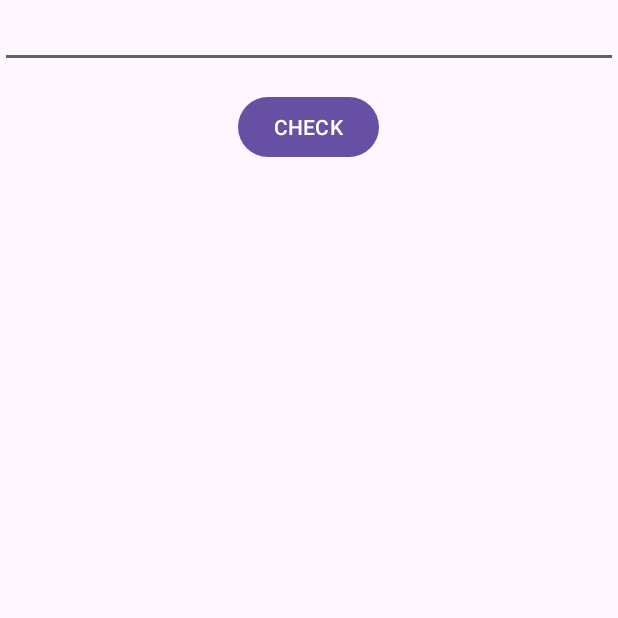
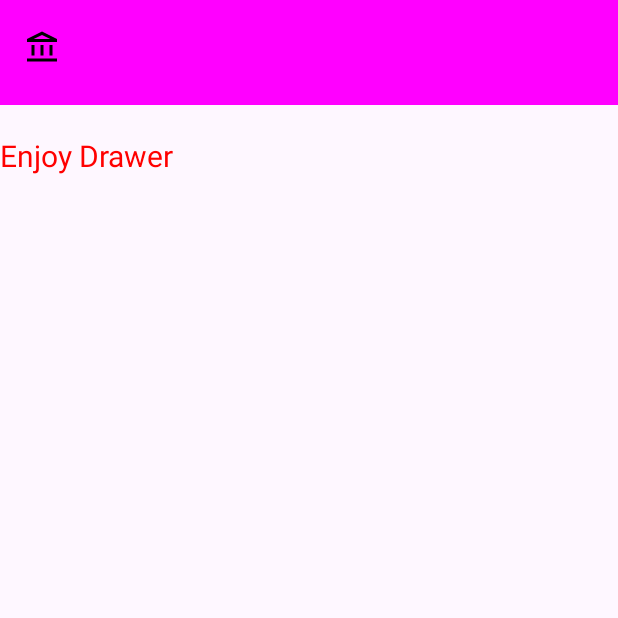
Before and after one commit to felopater-adel2000/android_testing_utils, an Android app: the screen it shows after launch (RunTimeAssertActivity before the commit, DrawerActivity after it), on a phone screen of 412 x 824 dp, the top half of it. Run offline under Robolectric (Android 15) with nearby library versions, the phone set to English and light mode, and no system bars.

Commit message:
Add Text Example on Drawer Layout

```diff
--- /dev/null
+++ b/app/src/main/java/com/restart/androidtesting/drawer/DrawerActivity.kt
@@ -0,0 +1,133 @@
+package com.restart.androidtesting.drawer
+
+import androidx.appcompat.app.AppCompatActivity
+import android.os.Bundle
+import android.util.Log
+import android.view.View
+import android.widget.Toast
+import androidx.annotation.StringRes
+import androidx.appcompat.app.ActionBar
+import androidx.appcompat.app.ActionBarDrawerToggle
+import androidx.core.content.ContextCompat
+import androidx.core.content.res.ResourcesCompat
+import androidx.core.view.GravityCompat
+import com.restart.androidtesting.R
+import com.restart.androidtesting.databinding.ActivityDrawerBinding
+
+class DrawerActivity : AppCompatActivity()
+{
+    private val TAG = "DrawerActivity"
+
+    private lateinit var binding: ActivityDrawerBinding
+
+    private lateinit var toggle: ActionBarDrawerToggle
+
+    override fun onCreate(savedInstanceState: Bundle?)
+    {
+        super.onCreate(savedInstanceState)
+        binding = ActivityDrawerBinding.inflate(layoutInflater)
+        setContentView(binding.root)
+
+        setUpToolbar()
+
+        setUpToggle()
+
+    }
+
+    private fun setUpToolbar()
+    {
+        if(supportActionBar == null)
+        {
+            Log.d(TAG, "setUpToolbar: supportActionBar is Null")
+            setSupportActionBar(binding.toolBar)
+
+            supportActionBar?.setDisplayShowTitleEnabled(false)
+
+            supportActionBar?.setDisplayHomeAsUpEnabled(true)
+
+            supportActionBar?.setHomeAsUpIndicator(ContextCompat.getDrawable(this, R.drawable.ic_options))
+            binding.toolBar.setNavigationOnClickListener {
+
+            }
+        }
+        else
+        {
+            Log.d(TAG, "setUpToolbar: supportActionBar is not Null")
+        }
+    }
+
+    private fun setUpToggle()
+    {
+        toggle = object: ActionBarDrawerToggle(
+            this,
+            binding.root,
+            binding.toolBar,
+            R.string.open,
+            R.string.close
+        ){
+            override fun onDrawerClosed(drawerView: View) {
+                super.onDrawerClosed(drawerView)
+                invalidateOptionsMenu()
+            }
+
+            override fun onDrawerOpened(drawerView: View) {
+                super.onDrawerOpened(drawerView)
+                invalidateOptionsMenu()
+            }
+        }
+
+
+        toggle.isDrawerIndicatorEnabled = false
+
+        val drawable = ResourcesCompat.getDrawable(
+            resources, R.drawable.ic_options,
+            this.theme
+        )
+
+        toggle.setHomeAsUpIndicator(ContextCompat.getDrawable(this, R.drawable.ic_options))
+
+        binding.root.addDrawerListener(toggle)
+
+        toggle.toolbarNavigationClickListener = View.OnClickListener {
+            if(binding.root.isDrawerVisible(GravityCompat.START))
+            {
+                binding.root.closeDrawer(GravityCompat.START)
+            }
+            else
+            {
+                binding.root.openDrawer(GravityCompat.START)
+            }
+        }
+        toggle.syncState()
+        setNavigationItemsClickListerer()
+
+    }
+
+
+    private fun setNavigationItemsClickListerer()
+    {
+        binding.btnOption1.setOnClickListener {
+            displayToast(R.string.option1)
+            binding.root.closeDrawer(GravityCompat.START)
+        }
+        binding.btnOption2.setOnClickListener { displayToast(R.string.option2) }
+        binding.btnOption3.setOnClickListener {
+            displayToast(R.string.option3)
+            binding.root.closeDrawer(GravityCompat.START)
+        }
+        binding.btnOption4.setOnClickListener { displayToast(R.string.option4) }
+        binding.btnOption5.setOnClickListener {
+            displayToast(R.string.option5)
+            binding.root.closeDrawer(GravityCompat.START)
+        }
+    }
+
+
+
+
+    private fun displayToast(@StringRes msg: Int)
+    {
+        Toast.makeText(this, msg, Toast.LENGTH_LONG).show()
+    }
+
+}
--- /dev/null
+++ b/app/src/main/res/drawable/ic_options.xml
@@ -0,0 +1,5 @@
+<vector android:height="24dp" android:tint="#000000"
+    android:viewportHeight="960" android:viewportWidth="960"
+    android:width="24dp" xmlns:android="http://schemas.android.com/apk/res/android">
+    <path android:fillColor="@android:color/white" android:pathData="M200,680L200,400L280,400L280,680L200,680ZM440,680L440,400L520,400L520,680L440,680ZM80,840L80,760L880,760L880,840L80,840ZM680,680L680,400L760,400L760,680L680,680ZM80,320L80,240L480,40L880,240L880,320L80,320ZM258,240L480,240L702,240L258,240ZM258,240L702,240L480,130L258,240Z"/>
+</vector>
--- /dev/null
+++ b/app/src/main/res/layout/activity_drawer.xml
@@ -0,0 +1,94 @@
+<?xml version="1.0" encoding="utf-8"?>
+<androidx.drawerlayout.widget.DrawerLayout
+    android:id="@+id/drawer_layout"
+    xmlns:android="http://schemas.android.com/apk/res/android"
+    xmlns:app="http://schemas.android.com/apk/res-auto"
+    xmlns:tools="http://schemas.android.com/tools"
+    android:layout_width="match_parent"
+    android:layout_height="match_parent"
+    tools:context=".drawer.DrawerActivity">
+
+    <LinearLayout
+        android:id="@+id/ll_container"
+        android:layout_width="match_parent"
+        android:layout_height="match_parent"
+        android:orientation="vertical">
+
+        <androidx.appcompat.widget.Toolbar
+            android:id="@+id/tool_bar"
+            android:layout_width="match_parent"
+            android:layout_height="70dp"
+            android:elevation="8dp"
+            android:background="#ff00ff"
+            android:gravity="center">
+
+            <TextView
+                android:id="@+id/tv_app_name"
+                android:layout_width="wrap_content"
+                android:layout_height="wrap_content"
+                tools:text="App Name"
+                android:gravity="center"
+                android:layout_gravity="center"/>
+
+        </androidx.appcompat.widget.Toolbar>
+
+        <TextView
+            android:id="@+id/tv_drawer_text"
+            android:layout_width="wrap_content"
+            android:layout_height="wrap_content"
+            android:textColor="#ff0000"
+            android:text="@string/enjoy_drawer"
+            android:layout_marginTop="20dp"
+            android:textSize="20sp"/>
+
+    </LinearLayout>
+
+    <com.google.android.material.navigation.NavigationView
+        android:id="@+id/nav_view"
+        android:layout_width="match_parent"
+        android:layout_height="match_parent"
+        android:layout_gravity="start"
+        android:fitsSystemWindows="true">
+
+        <LinearLayout
+            android:id="@+id/ll_options_container"
+            android:layout_width="wrap_content"
+            android:layout_height="match_parent"
+            android:gravity="center"
+            android:orientation="vertical">
+
+            <Button
+                android:id="@+id/btn_option1"
+                android:layout_width="wrap_content"
+                android:layout_height="wrap_content"
+                android:text="@string/option1"/>
+
+            <Button
+                android:id="@+id/btn_option2"
+                android:layout_width="wrap_content"
+                android:layout_height="wrap_content"
+                android:text="@string/option2"/>
+
+            <Button
+                android:id="@+id/btn_option3"
+                android:layout_width="wrap_content"
+                android:layout_height="wrap_content"
+                android:text="@string/option3"/>
+
+            <Button
+                android:id="@+id/btn_option4"
+                android:layout_width="wrap_content"
+                android:layout_height="wrap_content"
+                android:text="@string/option4"/>
+
+            <Button
+                android:id="@+id/btn_option5"
+                android:layout_width="wrap_content"
+                android:layout_height="wrap_content"
+                android:text="@string/option5"/>
+
+        </LinearLayout>
+
+    </com.google.android.material.navigation.NavigationView>
+
+</androidx.drawerlayout.widget.DrawerLayout>
--- a/app/src/main/res/values/strings.xml
+++ b/app/src/main/res/values/strings.xml
@@ -5,4 +5,13 @@
     <string name="check">Check</string>
 
     <string name="item_text">item: %d</string>
+    <string name="enjoy_drawer">Enjoy Drawer</string>
+
+    <string name="open">Open</string>
+    <string name="close">Close</string>
+    <string name="option1">Option1</string>
+    <string name="option2">Option2</string>
+    <string name="option3">Option3</string>
+    <string name="option4">Option4</string>
+    <string name="option5">Option5</string>
 </resources>
```
Also changed, not shown: app/src/main/AndroidManifest.xml (+8 -11 lines), app/src/main/res/layout/activity_login.xml (+7 -0 lines), 2 other files.
